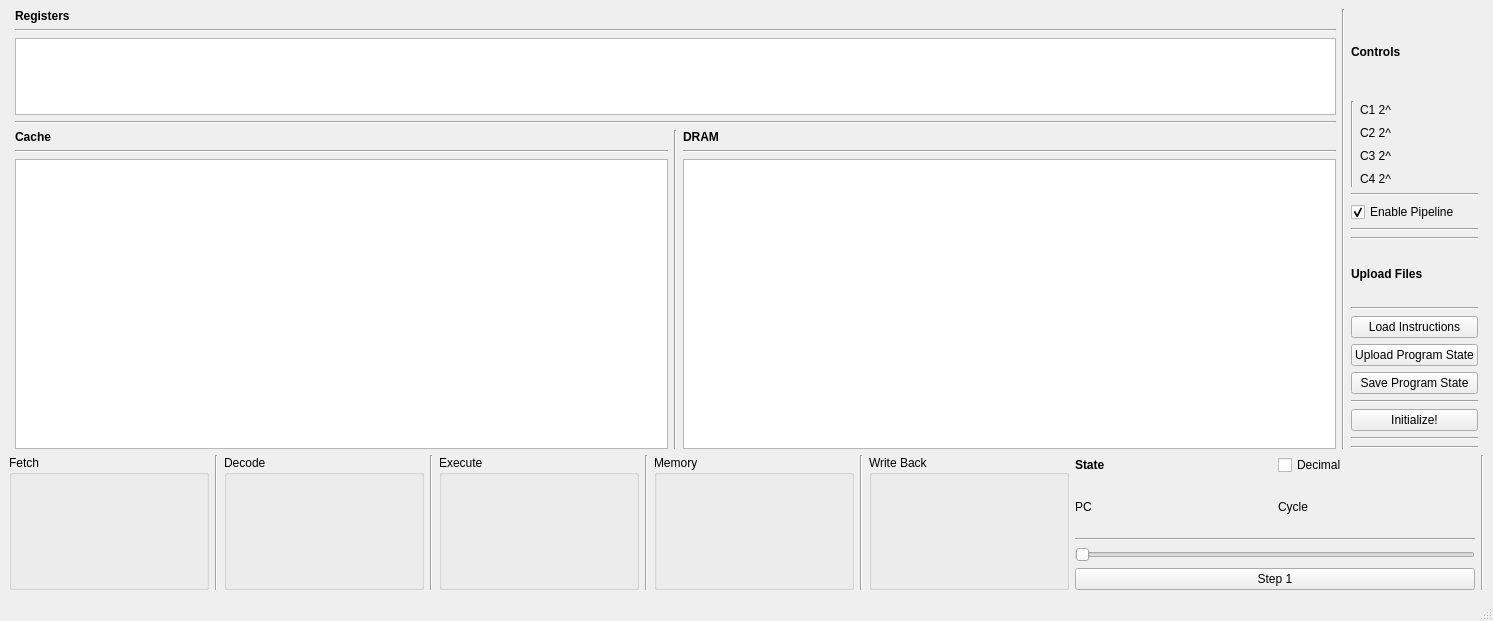
This is gui/gui.ui in bdunahu/RISC-V-ECTOR- as Qt 5 draws it before an edit. The edited form follows.
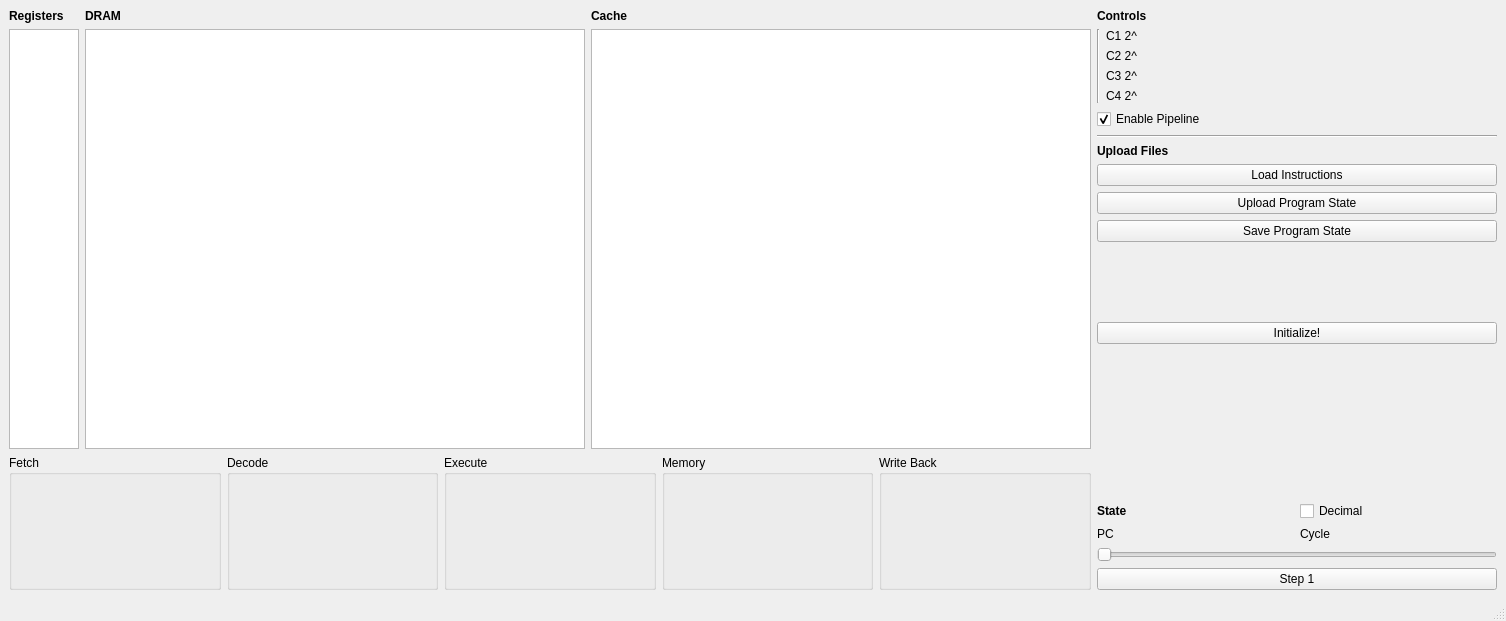
This is the edited form. Custom widgets are drawn as their Qt base class.

Commit message: Restructure GUI layout

```diff
--- a/gui/gui.ui
+++ b/gui/gui.ui
@@ -6,7 +6,7 @@
    <rect>
     <x>0</x>
     <y>0</y>
-    <width>1359</width>
+    <width>1499</width>
     <height>621</height>
    </rect>
   </property>
@@ -16,11 +16,15 @@
   <widget class="QWidget" name="centralwidget">
    <layout class="QHBoxLayout" name="horizontalLayout_2">
     <item>
-     <layout class="QGridLayout" name="gridLayout_2" rowstretch="0,0" columnstretch="0,0,0,0,0">
-      <item row="0" column="1">
-       <layout class="QVBoxLayout" name="verticalLayout_19" stretch="1,0,3">
+     <layout class="QGridLayout" name="gridLayout_2" rowstretch="0" columnstretch="0">
+      <item row="0" column="0">
+       <layout class="QHBoxLayout" name="control_separator">
         <item>
-         <layout class="QVBoxLayout" name="verticalLayout_20">
+         <layout class="QVBoxLayout" name="storage_pipe_separator">
+          <item>
+           <layout class="QHBoxLayout" name="storage_view">
+            <item>
+             <layout class="QVBoxLayout" name="registers">
           <item>
            <widget class="QLabel" name="label_5">
             <property name="font">
@@ -33,69 +37,13 @@
             </property>
            </widget>
           </item>
-          <item>
-           <widget class="Line" name="line_25">
-            <property name="orientation">
-             <enum>Qt::Orientation::Horizontal</enum>
-            </property>
-           </widget>
-          </item>
           <item>
            <widget class="QTextEdit" name="register_table"/>
           </item>
          </layout>
         </item>
         <item>
-         <widget class="Line" name="line_26">
-          <property name="orientation">
-           <enum>Qt::Orientation::Horizontal</enum>
-          </property>
-         </widget>
-        </item>
-        <item>
-         <layout class="QHBoxLayout" name="horizontalLayout_7">
-          <item>
-           <layout class="QVBoxLayout" name="verticalLayout_21">
-            <item>
-             <widget class="QLabel" name="label_6">
-              <property name="font">
-               <font>
-                <bold>true</bold>
-               </font>
-              </property>
-              <property name="text">
-               <string>Cache</string>
-              </property>
-             </widget>
-            </item>
-            <item>
-             <widget class="Line" name="line_27">
-              <property name="orientation">
-               <enum>Qt::Orientation::Horizontal</enum>
-              </property>
-             </widget>
-            </item>
-            <item>
-             <widget class="QTextEdit" name="cache_table">
-              <property name="minimumSize">
-               <size>
-                <width>500</width>
-                <height>0</height>
-               </size>
-              </property>
-             </widget>
-            </item>
-           </layout>
-          </item>
-          <item>
-           <widget class="Line" name="line_28">
-            <property name="orientation">
-             <enum>Qt::Orientation::Vertical</enum>
-            </property>
-           </widget>
-          </item>
-          <item>
-           <layout class="QVBoxLayout" name="verticalLayout_22">
+             <layout class="QVBoxLayout" name="dram">
             <item>
              <widget class="QLabel" name="label_10">
               <property name="font">
@@ -108,13 +56,6 @@
               </property>
              </widget>
             </item>
-            <item>
-             <widget class="Line" name="line_29">
-              <property name="orientation">
-               <enum>Qt::Orientation::Horizontal</enum>
-              </property>
-             </widget>
-            </item>
             <item>
              <widget class="QTextEdit" name="dram_table">
               <property name="minimumSize">
@@ -127,247 +68,36 @@
             </item>
            </layout>
           </item>
-         </layout>
-        </item>
-       </layout>
-      </item>
-      <item row="0" column="3">
-       <layout class="QVBoxLayout" name="verticalLayout_23">
         <item>
-         <layout class="QVBoxLayout" name="verticalLayout_26">
+             <layout class="QVBoxLayout" name="cache">
           <item>
-           <widget class="QLabel" name="label_13">
+               <widget class="QLabel" name="label_6">
             <property name="font">
              <font>
               <bold>true</bold>
              </font>
             </property>
             <property name="text">
-             <string>Controls</string>
+                 <string>Cache</string>
             </property>
            </widget>
           </item>
           <item>
-           <layout class="QHBoxLayout" name="horizontalLayout_9">
-            <property name="sizeConstraint">
-             <enum>QLayout::SizeConstraint::SetMinimumSize</enum>
-            </property>
-            <item>
-             <widget class="Line" name="line_8">
-              <property name="orientation">
-               <enum>Qt::Orientation::Vertical</enum>
-              </property>
-             </widget>
-            </item>
-            <item>
-             <layout class="QVBoxLayout" name="verticalLayout_9">
-              <property name="sizeConstraint">
-               <enum>QLayout::SizeConstraint::SetMinimumSize</enum>
-              </property>
-              <item>
-               <widget class="QLabel" name="label">
-                <property name="maximumSize">
-                 <size>
-                  <width>16777215</width>
-                  <height>16777215</height>
-                 </size>
-                </property>
-                <property name="text">
-                 <string>C1 2^</string>
-                </property>
-               </widget>
-              </item>
-              <item>
-               <widget class="QLabel" name="label_2">
-                <property name="maximumSize">
-                 <size>
-                  <width>16777215</width>
-                  <height>16777215</height>
-                 </size>
-                </property>
-                <property name="text">
-                 <string>C2 2^</string>
-                </property>
-               </widget>
-              </item>
-              <item>
-               <widget class="QLabel" name="label_3">
+               <widget class="QTextEdit" name="cache_table">
                 <property name="minimumSize">
                  <size>
-                  <width>0</width>
+                  <width>500</width>
                   <height>0</height>
                  </size>
                 </property>
-                <property name="maximumSize">
-                 <size>
-                  <width>16777215</width>
-                  <height>16777215</height>
-                 </size>
-                </property>
-                <property name="text">
-                 <string>C3 2^</string>
-                </property>
                </widget>
               </item>
-              <item>
-               <widget class="QLabel" name="label_4">
-                <property name="maximumSize">
-                 <size>
-                  <width>16777215</width>
-                  <height>16777215</height>
-                 </size>
-                </property>
-                <property name="text">
-                 <string>C4 2^</string>
-                </property>
-               </widget>
-              </item>
              </layout>
             </item>
-            <item>
-             <widget class="DynamicWaysEntry" name="cache_way_selector" native="true">
-              <property name="minimumSize">
-               <size>
-                <width>0</width>
-                <height>0</height>
-               </size>
-              </property>
-             </widget>
-            </item>
            </layout>
           </item>
           <item>
-           <widget class="Line" name="line_35">
-            <property name="orientation">
-             <enum>Qt::Orientation::Horizontal</enum>
-            </property>
-           </widget>
-          </item>
-          <item>
-           <layout class="QVBoxLayout" name="verticalLayout_27">
-            <item>
-             <layout class="QHBoxLayout" name="horizontalLayout_10">
-              <item>
-               <widget class="QCheckBox" name="enable_pipeline_checkbox">
-                <property name="text">
-                 <string>Enable Pipeline</string>
-                </property>
-                <property name="checked">
-                 <bool>true</bool>
-                </property>
-               </widget>
-              </item>
-             </layout>
-            </item>
-           </layout>
-          </item>
-         </layout>
-        </item>
-        <item>
-         <layout class="QVBoxLayout" name="verticalLayout_28">
-          <item>
-           <widget class="Line" name="line_36">
-            <property name="orientation">
-             <enum>Qt::Orientation::Horizontal</enum>
-            </property>
-           </widget>
-          </item>
-          <item>
-           <widget class="Line" name="line_37">
-            <property name="orientation">
-             <enum>Qt::Orientation::Horizontal</enum>
-            </property>
-           </widget>
-          </item>
-          <item>
-           <layout class="QVBoxLayout" name="verticalLayout_29">
-            <item>
-             <layout class="QVBoxLayout" name="verticalLayout_24">
-              <item>
-               <widget class="QLabel" name="label_12">
-                <property name="font">
-                 <font>
-                  <bold>true</bold>
-                 </font>
-                </property>
-                <property name="text">
-                 <string>Upload Files</string>
-                </property>
-               </widget>
-              </item>
-              <item>
-               <widget class="Line" name="line_33">
-                <property name="orientation">
-                 <enum>Qt::Orientation::Horizontal</enum>
-                </property>
-               </widget>
-              </item>
-              <item>
-               <layout class="QVBoxLayout" name="verticalLayout_25">
-                <item>
-                 <widget class="QPushButton" name="upload_intructions_btn">
-                  <property name="text">
-                   <string>Load Instructions</string>
-                  </property>
-                 </widget>
-                </item>
-                <item>
-                 <widget class="QPushButton" name="upload_program_state_btn">
-                  <property name="text">
-                   <string>Upload Program State</string>
-                  </property>
-                 </widget>
-                </item>
-                <item>
-                 <widget class="QPushButton" name="save_program_state_btn">
-                  <property name="text">
-                   <string>Save Program State</string>
-                  </property>
-                 </widget>
-                </item>
-                <item>
-                 <layout class="QHBoxLayout" name="horizontalLayout_8"/>
-                </item>
-               </layout>
-              </item>
-              <item>
-               <widget class="Line" name="line_7">
-                <property name="orientation">
-                 <enum>Qt::Orientation::Horizontal</enum>
-                </property>
-               </widget>
-              </item>
-              <item>
-               <widget class="QPushButton" name="config">
-                <property name="text">
-                 <string>Initialize!</string>
-                </property>
-               </widget>
-              </item>
-              <item>
-               <widget class="Line" name="line_34">
-                <property name="orientation">
-                 <enum>Qt::Orientation::Horizontal</enum>
-                </property>
-               </widget>
-              </item>
-             </layout>
-            </item>
-           </layout>
-          </item>
-         </layout>
-        </item>
-        <item>
-         <widget class="Line" name="line_38">
-          <property name="orientation">
-           <enum>Qt::Orientation::Horizontal</enum>
-          </property>
-         </widget>
-        </item>
-       </layout>
-      </item>
-      <item row="1" column="0" colspan="5">
-       <layout class="QHBoxLayout" name="horizontalLayout">
+           <layout class="QHBoxLayout" name="pipe_view">
         <item>
          <widget class="QGroupBox" name="Fetch">
           <property name="minimumSize">
@@ -400,13 +130,6 @@
           </layout>
          </widget>
         </item>
-        <item>
-         <widget class="Line" name="line">
-          <property name="orientation">
-           <enum>Qt::Orientation::Vertical</enum>
-          </property>
-         </widget>
-        </item>
         <item>
          <widget class="QGroupBox" name="Decode">
           <property name="minimumSize">
@@ -439,13 +162,6 @@
           </layout>
          </widget>
         </item>
-        <item>
-         <widget class="Line" name="line_2">
-          <property name="orientation">
-           <enum>Qt::Orientation::Vertical</enum>
-          </property>
-         </widget>
-        </item>
         <item>
          <widget class="QGroupBox" name="Execute">
           <property name="minimumSize">
@@ -502,13 +218,6 @@
           </layout>
          </widget>
         </item>
-        <item>
-         <widget class="Line" name="line_3">
-          <property name="orientation">
-           <enum>Qt::Orientation::Vertical</enum>
-          </property>
-         </widget>
-        </item>
         <item>
          <widget class="QGroupBox" name="Memory">
           <property name="minimumSize">
@@ -562,13 +271,6 @@
           </layout>
          </widget>
         </item>
-        <item>
-         <widget class="Line" name="line_4">
-          <property name="orientation">
-           <enum>Qt::Orientation::Vertical</enum>
-          </property>
-         </widget>
-        </item>
         <item>
          <widget class="QGroupBox" name="WriteBack">
           <property name="minimumSize">
@@ -615,8 +317,215 @@
           </layout>
          </widget>
         </item>
+           </layout>
+          </item>
+         </layout>
+        </item>
         <item>
-         <layout class="QVBoxLayout" name="verticalLayout_6">
+         <layout class="QVBoxLayout" name="control_view">
+          <item>
+           <widget class="QLabel" name="label_13">
+            <property name="font">
+             <font>
+              <bold>true</bold>
+             </font>
+            </property>
+            <property name="text">
+             <string>Controls</string>
+            </property>
+           </widget>
+          </item>
+          <item>
+           <layout class="QHBoxLayout" name="cache_controls">
+            <property name="sizeConstraint">
+             <enum>QLayout::SizeConstraint::SetMinimumSize</enum>
+            </property>
+            <item>
+             <widget class="Line" name="line_8">
+              <property name="orientation">
+               <enum>Qt::Orientation::Vertical</enum>
+              </property>
+             </widget>
+            </item>
+            <item>
+             <layout class="QVBoxLayout" name="cache_way_text">
+              <property name="sizeConstraint">
+               <enum>QLayout::SizeConstraint::SetMinimumSize</enum>
+              </property>
+              <item>
+               <widget class="QLabel" name="label">
+                <property name="maximumSize">
+                 <size>
+                  <width>16777215</width>
+                  <height>16777215</height>
+                 </size>
+                </property>
+                <property name="text">
+                 <string>C1 2^</string>
+                </property>
+               </widget>
+              </item>
+              <item>
+               <widget class="QLabel" name="label_2">
+                <property name="maximumSize">
+                 <size>
+                  <width>16777215</width>
+                  <height>16777215</height>
+                 </size>
+                </property>
+                <property name="text">
+                 <string>C2 2^</string>
+                </property>
+               </widget>
+              </item>
+              <item>
+               <widget class="QLabel" name="label_3">
+                <property name="minimumSize">
+                 <size>
+                  <width>0</width>
+                  <height>0</height>
+                 </size>
+                </property>
+                <property name="maximumSize">
+                 <size>
+                  <width>16777215</width>
+                  <height>16777215</height>
+                 </size>
+                </property>
+                <property name="text">
+                 <string>C3 2^</string>
+                </property>
+               </widget>
+              </item>
+              <item>
+               <widget class="QLabel" name="label_4">
+                <property name="maximumSize">
+                 <size>
+                  <width>16777215</width>
+                  <height>16777215</height>
+                 </size>
+                </property>
+                <property name="text">
+                 <string>C4 2^</string>
+                </property>
+               </widget>
+              </item>
+             </layout>
+            </item>
+            <item>
+             <widget class="DynamicWaysEntry" name="cache_way_selector" native="true">
+              <property name="minimumSize">
+               <size>
+                <width>0</width>
+                <height>0</height>
+               </size>
+              </property>
+             </widget>
+            </item>
+           </layout>
+          </item>
+          <item>
+           <widget class="QCheckBox" name="enable_pipeline_checkbox">
+            <property name="text">
+             <string>Enable Pipeline</string>
+            </property>
+            <property name="checked">
+             <bool>true</bool>
+            </property>
+           </widget>
+          </item>
+          <item>
+           <widget class="Line" name="line">
+            <property name="orientation">
+             <enum>Qt::Orientation::Horizontal</enum>
+            </property>
+           </widget>
+          </item>
+          <item>
+           <layout class="QVBoxLayout" name="file_controls">
+            <item>
+             <layout class="QVBoxLayout" name="verticalLayout_29">
+              <item>
+               <layout class="QVBoxLayout" name="verticalLayout_24">
+                <item>
+                 <widget class="QLabel" name="label_12">
+                  <property name="font">
+                   <font>
+                    <bold>true</bold>
+                   </font>
+                  </property>
+                  <property name="text">
+                   <string>Upload Files</string>
+                  </property>
+                 </widget>
+                </item>
+                <item>
+                 <layout class="QVBoxLayout" name="verticalLayout_25">
+                  <item>
+                   <widget class="QPushButton" name="upload_intructions_btn">
+                    <property name="text">
+                     <string>Load Instructions</string>
+                    </property>
+                   </widget>
+                  </item>
+                  <item>
+                   <widget class="QPushButton" name="upload_program_state_btn">
+                    <property name="text">
+                     <string>Upload Program State</string>
+                    </property>
+                   </widget>
+                  </item>
+                  <item>
+                   <widget class="QPushButton" name="save_program_state_btn">
+                    <property name="text">
+                     <string>Save Program State</string>
+                    </property>
+                   </widget>
+                  </item>
+                  <item>
+                   <layout class="QHBoxLayout" name="horizontalLayout_8"/>
+                  </item>
+                  <item>
+                   <spacer name="verticalSpacer_2">
+                    <property name="orientation">
+                     <enum>Qt::Orientation::Vertical</enum>
+                    </property>
+                    <property name="sizeHint" stdset="0">
+                     <size>
+                      <width>20</width>
+                      <height>40</height>
+                     </size>
+                    </property>
+                   </spacer>
+                  </item>
+                 </layout>
+                </item>
+                <item>
+                 <widget class="QPushButton" name="config">
+                  <property name="text">
+                   <string>Initialize!</string>
+                  </property>
+                 </widget>
+                </item>
+                <item>
+                 <spacer name="verticalSpacer">
+                  <property name="orientation">
+                   <enum>Qt::Orientation::Vertical</enum>
+                  </property>
+                  <property name="sizeHint" stdset="0">
+                   <size>
+                    <width>20</width>
+                    <height>40</height>
+                   </size>
+                  </property>
+                 </spacer>
+                </item>
+               </layout>
+              </item>
+             </layout>
+            </item>
+            <item>
+             <layout class="QVBoxLayout" name="simulation_controls">
           <item>
            <layout class="QHBoxLayout" name="horizontalLayout_13">
             <item>
@@ -672,13 +581,6 @@
             </item>
            </layout>
           </item>
-          <item>
-           <widget class="Line" name="line_10">
-            <property name="orientation">
-             <enum>Qt::Orientation::Horizontal</enum>
-            </property>
-           </widget>
-          </item>
           <item>
            <widget class="QSlider" name="step_slider">
             <property name="minimum">
@@ -716,21 +618,11 @@
           </item>
          </layout>
         </item>
-        <item>
-         <widget class="Line" name="line_6">
-          <property name="orientation">
-           <enum>Qt::Orientation::Vertical</enum>
-          </property>
-         </widget>
+           </layout>
         </item>
        </layout>
       </item>
-      <item row="0" column="2">
-       <widget class="Line" name="line_5">
-        <property name="orientation">
-         <enum>Qt::Orientation::Vertical</enum>
-        </property>
-       </widget>
+       </layout>
       </item>
      </layout>
     </item>
```
Lines whose indentation alone changed are shown as unchanged.
